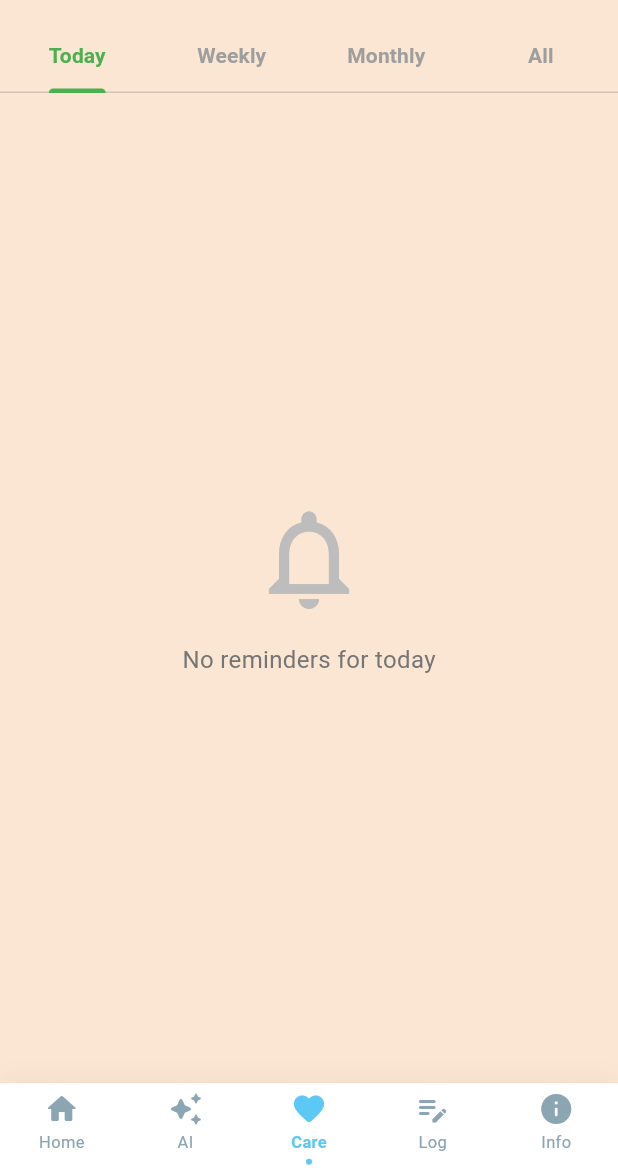
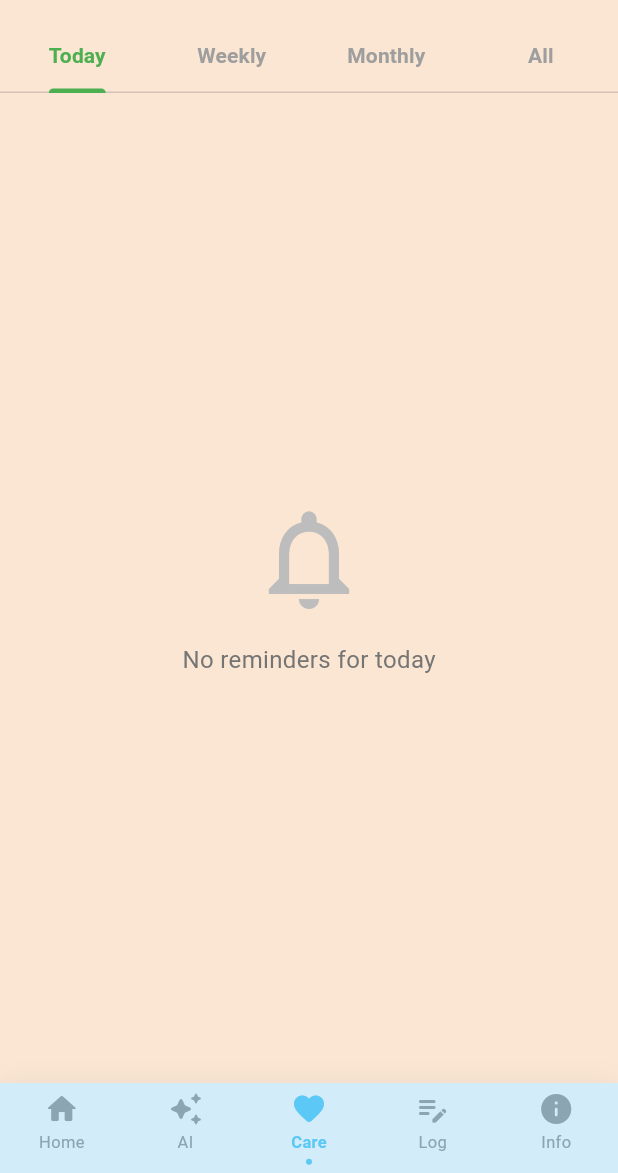
Before and after one commit to yitg-donkor/pet-car, a Flutter app: the screen it shows once a user with an empty profile is signed in, item 3 of the bottom bar chosen, on a phone screen of 412 x 824 dp, the part 63-1236 px from its top. Run offline on Flutter 3.47's test engine with Material 3 defaults, Android fonts, the phone set to English and light mode, and no system bars; our stand-ins replace cloud_firestore, connectivity_plus, firebase_ai, firebase_auth, firebase_core, firebase_storage and 13 more; missing offline and left inert: firebase_app_check; accounts and stored records are empty; generated files the repository leaves out were written again.

Commit message:
more work

```diff
--- a/lib/theme/redesign_tokens.dart
+++ b/lib/theme/redesign_tokens.dart
@@ -37,13 +37,13 @@ class RedesignColors {
   // ============================================================
 
   /// Main background from the reference design.
-  static const Color background = Color(0xFFC8E6F5);
+  static const Color background = Color.fromARGB(255, 253, 254, 255);
 
   /// Slightly lighter background for sections.
   static const Color backgroundLight = Color(0xFFEAF7FC);
 
   /// Main white surface.
-  static const Color surface = Color(0xFFFFFFFF);
+  static const Color surface = Color.fromARGB(255, 211, 236, 249);
 
   /// Very subtle blue-tinted surface.
   static const Color surfaceMuted = Color(0xFFF3FAFD);
```
